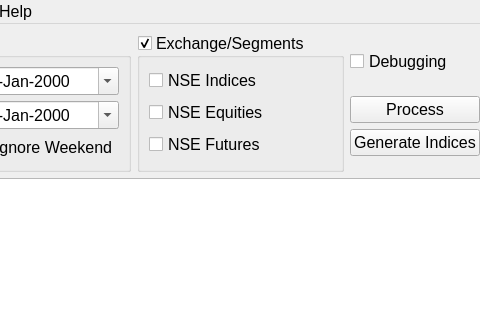
Qt form ui_design/BoringGorilla_design.ui (codeaditya/boring_gorilla) before a commit; both pictures show x 123 to 603 and y 0 to 320 of the 720 by 403 pixel window.
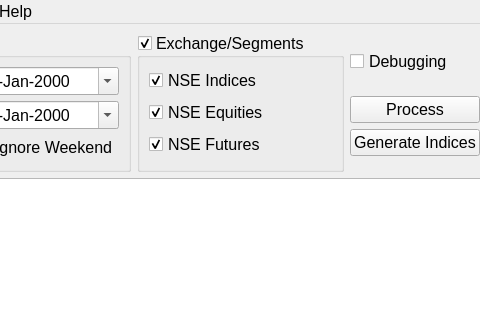
The same form after that commit.

Commit message: edit ui to set all the NSE segments checked by default

```diff
--- a/ui_design/BoringGorilla_design.ui
+++ b/ui_design/BoringGorilla_design.ui
@@ -114,6 +114,9 @@
            <property name="text">
             <string>NSE Indices</string>
            </property>
+           <property name="checked">
+            <bool>true</bool>
+           </property>
           </widget>
          </item>
          <item row="1" column="0">
@@ -121,6 +124,9 @@
            <property name="text">
             <string>NSE Equities</string>
            </property>
+           <property name="checked">
+            <bool>true</bool>
+           </property>
           </widget>
          </item>
          <item row="2" column="0">
@@ -128,6 +134,9 @@
            <property name="text">
             <string>NSE Futures</string>
            </property>
+           <property name="checked">
+            <bool>true</bool>
+           </property>
           </widget>
          </item>
         </layout>
```
The commit also changes 1 other file.
